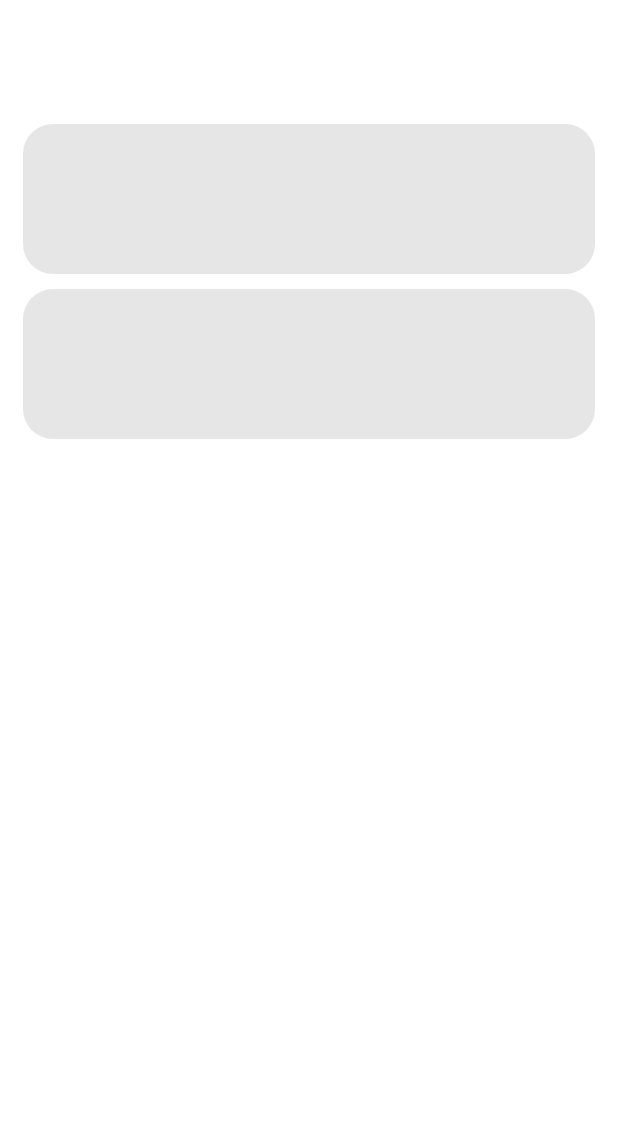
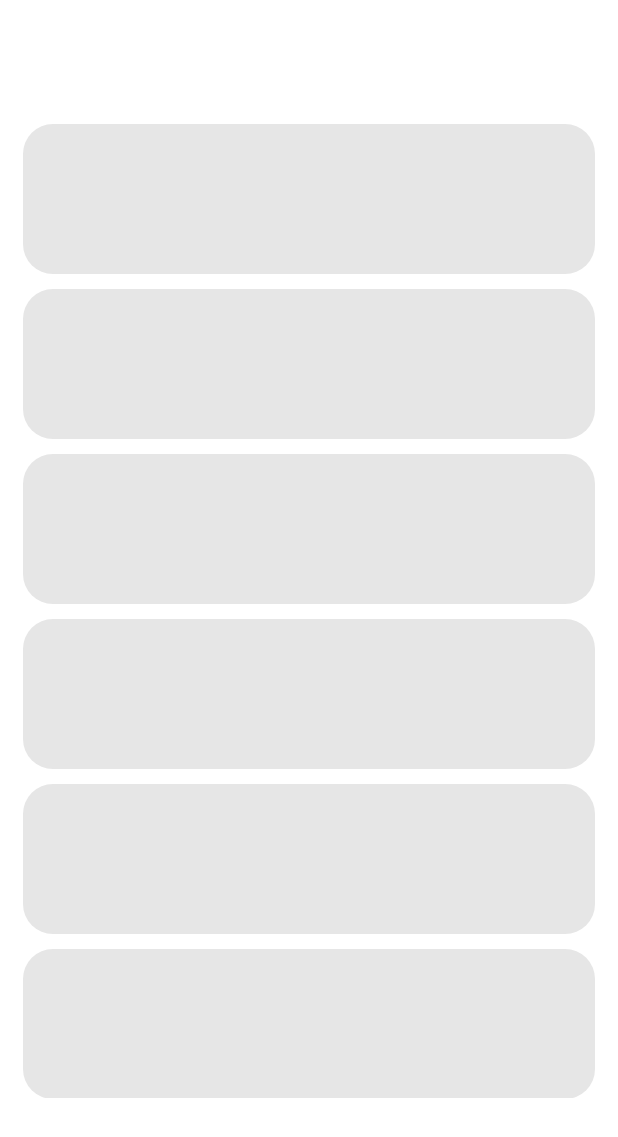
Before and after one commit to asadullah012/npbs2, an Android app: the layout fragment_bill_from_home.xml on its own in the app's theme, with its tools: preview values and no code run, on a phone screen of 412 x 824 dp. Shown: the top 1137 px of the screen. Run offline under Robolectric (Android 15) with nearby library versions, the phone set to English and light mode, and no system bars.

Commit message:
added bill from home rocket, gpay, ucash

```diff
--- a/app/src/main/assets/Rocket App/New Text Document.txt
+++ /dev/null
@@ -1,5 +0,0 @@
-Please, at first, Install the rocket app and open it on your device.
-To click on the “Bill Pay“Option.
-Then select “Palli Bidyut” Option
-Input your SMS Account number and
-Here you can see two options for pay payment
--- a/app/src/main/java/com/galib/natorepbs2/viewmodel/InformationViewModel.kt
+++ b/app/src/main/java/com/galib/natorepbs2/viewmodel/InformationViewModel.kt
@@ -47,7 +47,7 @@ class InformationViewModel(private val mRepository: NPBS2Repository) : ViewModel
         mRepository.insertInformation(Information(1, s[0]!!, s[1]!!, Category.visionMission))
     }
 
-    fun getInstructionByType(type: String?): MutableList<Instruction>? {
+    fun getInstructionByType(type: Int): MutableList<Instruction>? {
         return mRepository.getInstructionByType(type)
     }
 }
--- a/app/src/main/res/layout/fragment_bill_from_home.xml
+++ b/app/src/main/res/layout/fragment_bill_from_home.xml
@@ -7,6 +7,12 @@
         <variable name="page_title" type="String" />
         <variable name="bkash_app" type="String" />
         <variable name="bkash_ussd" type="String" />
+        <variable name="rocket_app" type="String" />
+        <variable name="rocket_ussd" type="String" />
+        <variable name="gpay_app" type="String" />
+        <variable name="gpay_ussd" type="String" />
+        <variable name="upay_app" type="String" />
+        <variable name="ucash_ussd" type="String" />
         <variable name="fragment" type="com.galib.natorepbs2.ui.BillFromHomeFragment" />
     </data>
 
@@ -56,6 +62,55 @@
                     app:layout_constraintTop_toBottomOf="@+id/bkash_app_btn"
                     app:layout_constraintStart_toStartOf="parent" />
 
+                <androidx.appcompat.widget.AppCompatButton
+                    android:id="@+id/rocket_app_btn"
+                    style="@style/menu_button"
+                    android:onClick="@{(v)-> fragment.onClick(v)}"
+                    android:text="@{rocket_app}"
+                    app:layout_constraintTop_toBottomOf="@+id/bkash_ussd_btn"
+                    app:layout_constraintStart_toStartOf="parent" />
+
+                <androidx.appcompat.widget.AppCompatButton
+                    android:id="@+id/rocket_ussd_btn"
+                    style="@style/menu_button"
+                    android:onClick="@{(v)-> fragment.onClick(v)}"
+                    android:text="@{rocket_ussd}"
+                    app:layout_constraintTop_toBottomOf="@+id/rocket_app_btn"
+                    app:layout_constraintStart_toStartOf="parent" />
+
+                <androidx.appcompat.widget.AppCompatButton
+                    android:id="@+id/gpay_app_btn"
+                    style="@style/menu_button"
+                    android:onClick="@{(v)-> fragment.onClick(v)}"
+                    android:text="@{gpay_app}"
+                    app:layout_constraintTop_toBottomOf="@+id/rocket_ussd_btn"
+                    app:layout_constraintStart_toStartOf="parent" />
+
+                <androidx.appcompat.widget.AppCompatButton
+                    android:id="@+id/gpay_ussd_btn"
+                    style="@style/menu_button"
+                    android:onClick="@{(v)-> fragment.onClick(v)}"
+                    android:text="@{gpay_ussd}"
+                    app:layout_constraintTop_toBottomOf="@+id/gpay_app_btn"
+                    app:layout_constraintStart_toStartOf="parent" />
+
+                <androidx.appcompat.widget.AppCompatButton
+                    android:id="@+id/upay_app_btn"
+                    style="@style/menu_button"
+                    android:onClick="@{(v)-> fragment.onClick(v)}"
+                    android:text="@{upay_app}"
+                    app:layout_constraintTop_toBottomOf="@+id/gpay_ussd_btn"
+                    app:layout_constraintStart_toStartOf="parent" />
+
+                <androidx.appcompat.widget.AppCompatButton
+                    android:id="@+id/ucash_ussd_btn"
+                    style="@style/menu_button"
+                    android:onClick="@{(v)-> fragment.onClick(v)}"
+                    android:text="@{ucash_ussd}"
+                    app:layout_constraintTop_toBottomOf="@+id/upay_app_btn"
+                    app:layout_constraintStart_toStartOf="parent" />
+
+
             </androidx.constraintlayout.widget.ConstraintLayout>
 
         </androidx.core.widget.NestedScrollView>
--- a/app/src/main/res/navigation/nav_graph.xml
+++ b/app/src/main/res/navigation/nav_graph.xml
@@ -366,8 +366,7 @@
             app:argType="string" />
         <argument
             android:name="billType"
-            app:argType="string"
-            app:nullable="true" />
+            app:argType="integer" />
     </fragment>
 
 
--- a/app/src/main/res/values/strings.xml
+++ b/app/src/main/res/values/strings.xml
@@ -101,4 +101,10 @@
     <string name="menu_settings">Settings</string>
     <string name="menu_about_app">About Apps</string>
     <string name="menu_favorites">Favorites</string>
+    <string name="menu_bill_rocket_app">রকেট অ্যাপ</string>
+    <string name="menu_bill_rocket_USSD">রকেট USSD</string>
+    <string name="menu_bill_gpay_app">GPay অ্যাপ</string>
+    <string name="menu_bill_gpay_USSD">GPay USSD</string>
+    <string name="menu_bill_upay_app">UPay অ্যাপ</string>
+    <string name="menu_bill_ucash_USSD">UCash USSD</string>
 </resources>
```
Also changed, not shown: app/src/main/java/com/galib/natorepbs2/constants/Category.kt (+8 -2 lines), app/src/main/java/com/galib/natorepbs2/db/NPBS2Repository.kt (+63 -3 lines), app/src/main/java/com/galib/natorepbs2/ui/BillFromHomeFragment.kt (+39 -7 lines), app/src/main/res/drawable-v24/ic_launcher_foreground.xml (deleted, +0 -30 lines), app/src/main/res/layout/activity_splash_screen.xml (+11 -3 lines), app/src/main/assets/Upay App/4.PNG (renamed from app/src/main/assets/Upay App/4.png), app/src/main/assets/Upay App/5.PNG (renamed from app/src/main/assets/Upay App/5.png), app/src/main/assets/Upay App/6.PNG (renamed from app/src/main/assets/Upay App/6.png), app/src/main/assets/Upay App/7.PNG (renamed from app/src/main/assets/Upay App/7.png), app/src/main/assets/Upay App/8.PNG (renamed from app/src/main/assets/Upay App/8.png), app/src/main/res/drawable/logo.png (added), app/src/main/res/drawable/logo_with_iso.png (added).
